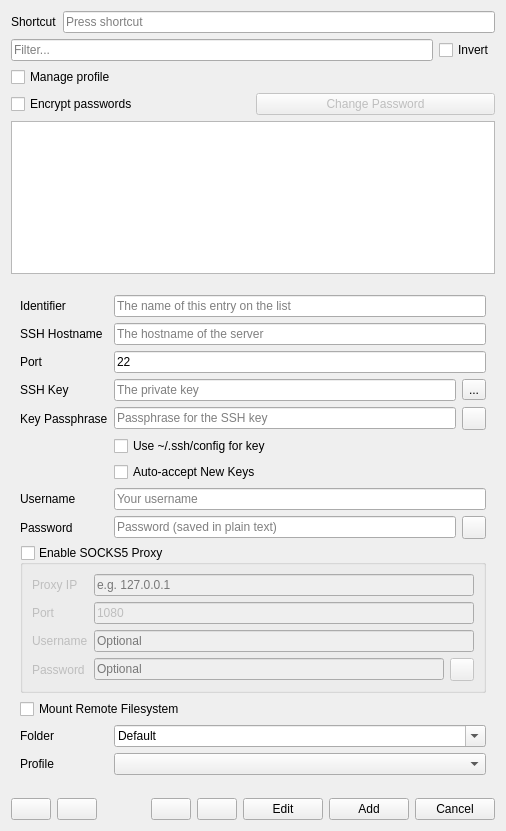
Before: the Qt Designer form src/plugins/SSHManager/sshwidget.ui in Sir-MmD/konsole-plus, drawn with Qt 5.
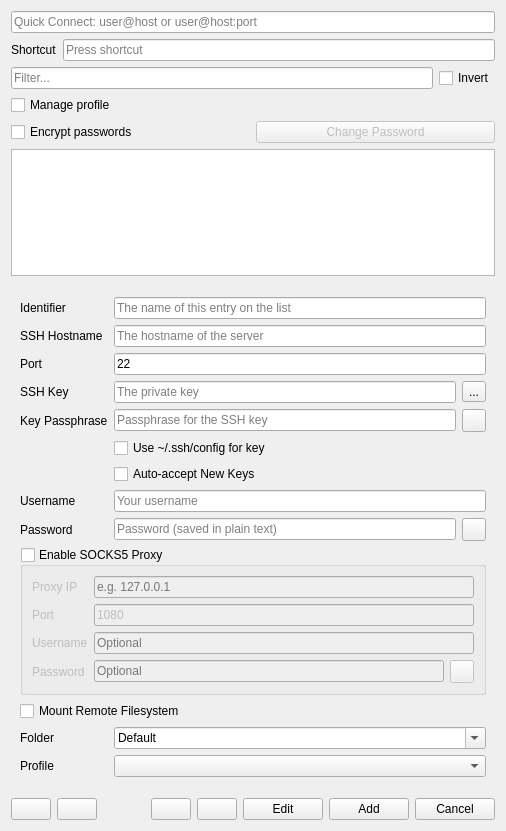
After: the same form once the commit is applied. Icons and pictures are not drawn. Custom widgets are drawn as their Qt base class.

Commit message:
Add Quick Connect field and SSH error reasons
- Quick Connect: QLineEdit at top of SSH Manager panel to type
  user@host or user@host:port and connect without a saved profile
- SSH error reasons: on failure, parse SSH -E log file for specific
  errors (wrong password, timeout, refused, etc.) shown in yellow
- Use temp script file for SSH command to prevent PTY echo leaks
- Use SSH -E flag instead of 2>/dev/null to preserve interactive prompts
- Repeating echo timer so password input stays visible across retries

Patch:
```diff
--- a/src/plugins/SSHManager/sshwidget.ui
+++ b/src/plugins/SSHManager/sshwidget.ui
@@ -11,6 +11,19 @@
    </rect>
   </property>
   <layout class="QVBoxLayout" name="verticalLayout">
+   <item>
+    <widget class="QLineEdit" name="quickConnect">
+     <property name="placeholderText">
+      <string>Quick Connect: user@host or user@host:port</string>
+     </property>
+     <property name="clearButtonEnabled">
+      <bool>true</bool>
+     </property>
+     <property name="toolTip">
+      <string>Type user@host or user@host:port and press Enter to connect</string>
+     </property>
+    </widget>
+   </item>
    <item>
     <layout class="QHBoxLayout" name="horizontalLayout_4">
      <item>
```
The commit also changes 4 other files.
